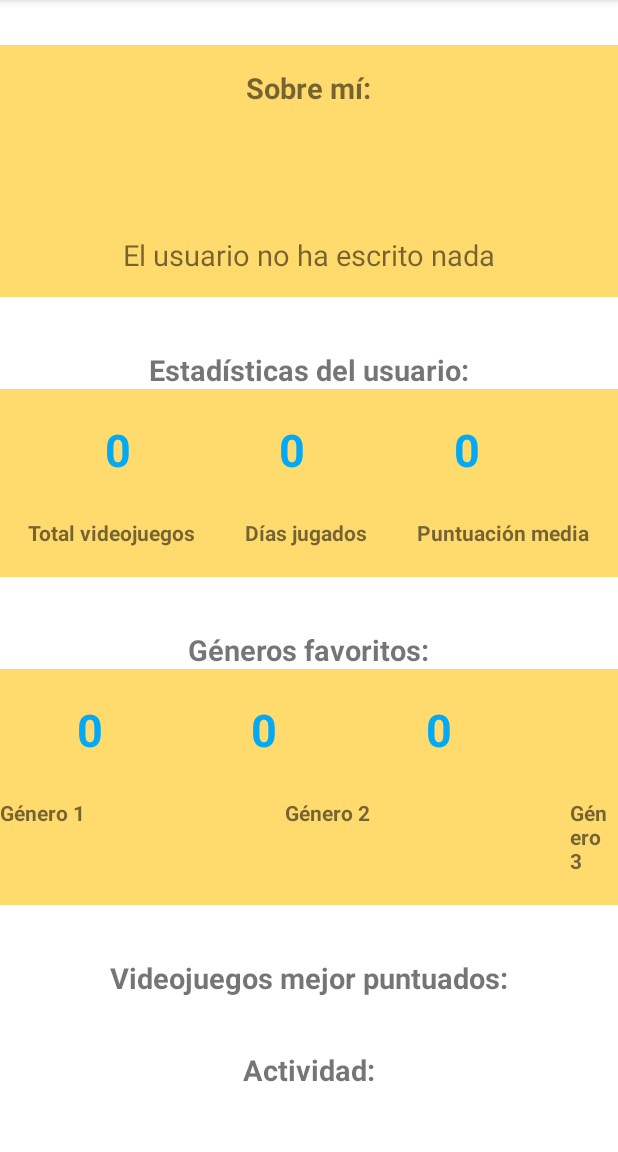
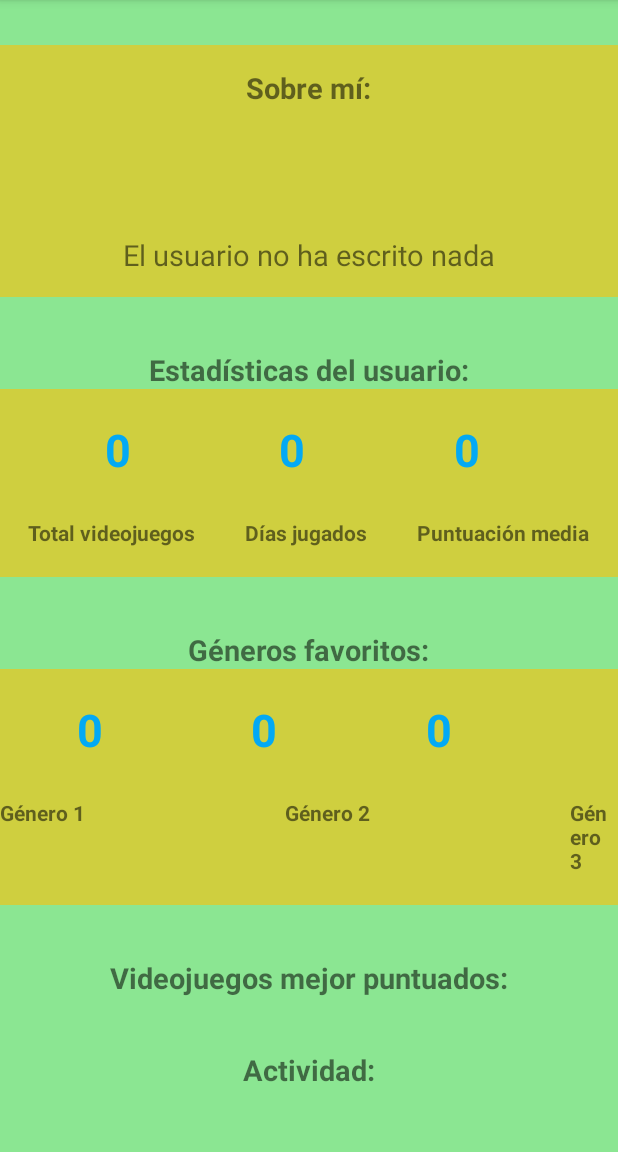
Before and after one commit to ricardobar96/proyecto-final-ricardo-daniel, an Android app: the ReviewsProfileActivity screen opened directly, with no data from a screen before it, in the options menu, after a tap on "Perfil", on a phone screen of 412 x 824 dp, the part 84-1236 px from its top. Run offline under Robolectric (Android 15) with nearby library versions, the phone set to English and light mode, and no system bars; our stand-ins replace Picasso; pictures from the network do not load; 4 statements that could not run were skipped.

Commit message:
Implementada funcionalidad de seguir y dejar de seguir a un usuario mediante el botón Follow/Unfollow, según el caso

```diff
--- a/Player2Android/app/src/main/java/es/system/daniel/player2android/activities/GamesProfileActivity.java
+++ b/Player2Android/app/src/main/java/es/system/daniel/player2android/activities/GamesProfileActivity.java
@@ -72,6 +72,7 @@ public class GamesProfileActivity extends AppCompatActivity {
 
         String color = usuarioLogin.getColor();
 
+        if(color!=null){
             if(color.equals("LightSalmon")){
                 getWindow().getDecorView().setBackgroundColor((Color. rgb(230,146,146)));
             }
@@ -79,6 +80,10 @@ public class GamesProfileActivity extends AppCompatActivity {
                 getWindow().getDecorView().setBackgroundColor((Color. rgb(146,208,230)));
             }
             if(color.equals("DarkSeaGreen")){
+                getWindow().getDecorView().setBackgroundColor((Color. rgb(139,230,146)));
+            }
+        }
+        else{
             getWindow().getDecorView().setBackgroundColor((Color. rgb(139,230,146)));
         }
 
--- a/Player2Android/app/src/main/java/es/system/daniel/player2android/activities/ReviewsProfileActivity.java
+++ b/Player2Android/app/src/main/java/es/system/daniel/player2android/activities/ReviewsProfileActivity.java
@@ -50,15 +50,18 @@ public class ReviewsProfileActivity extends AppCompatActivity {
 
         usuarioLogin = (Usuario) getIntent().getSerializableExtra("usuarioLogin");
 
-        if(usuarioLogin != null){
-            color = usuarioLogin.getColor();
-        }
+        String color = usuarioLogin.getColor();
 
-        if(color.equals("LightSalmon")){
-            getWindow().getDecorView().setBackgroundColor((Color. rgb(230,146,146)));
-        }
-        if(color.equals("lightsteelblue")){
-            getWindow().getDecorView().setBackgroundColor((Color. rgb(146,208,230)));
+        if(color!=null){
+            if(color.equals("LightSalmon")){
+                getWindow().getDecorView().setBackgroundColor((Color. rgb(230,146,146)));
+            }
+            if(color.equals("lightsteelblue")){
+                getWindow().getDecorView().setBackgroundColor((Color. rgb(146,208,230)));
+            }
+            if(color.equals("DarkSeaGreen")){
+                getWindow().getDecorView().setBackgroundColor((Color. rgb(139,230,146)));
+            }
         }
         else{
             getWindow().getDecorView().setBackgroundColor((Color. rgb(139,230,146)));
--- a/Player2Android/app/src/main/java/es/system/daniel/player2android/connection/UsuarioService.java
+++ b/Player2Android/app/src/main/java/es/system/daniel/player2android/connection/UsuarioService.java
@@ -41,4 +41,12 @@ public interface UsuarioService {
 
     @DELETE("v1/usuario/{id}")
     Call<Usuario> deleteUsuario(@Path("id") Integer id, @Header("Authorization") String authHeader);
+
+    @Headers("Content-Type: application/json")
+    @POST("v1/usuario/{idUsuario}/follow/{idToFollow}")
+    Call<Usuario> followUser(@Path("idUsuario") Integer idUsuarioActual, @Path("idToFollow") Integer idUsuarioAjeno, @Header("Authorization") String authHeader);
+
+    @DELETE("v1/usuario/{idUsuario}/follow/{idToFollow}")
+    Call<Usuario> unfollowUser(@Path("idUsuario") Integer idUsuarioActual, @Path("idToFollow") Integer idUsuarioAjeno, @Header("Authorization") String authHeader);
+
 }
--- a/Player2Android/app/src/main/res/layout/activity_mainprofile.xml
+++ b/Player2Android/app/src/main/res/layout/activity_mainprofile.xml
@@ -48,7 +48,7 @@
 
                 <Button
                     android:id="@+id/idButtonFollowUser"
-                    android:layout_width="100dp"
+                    android:layout_width="130dp"
                     android:layout_height="50dp"
                     android:layout_marginTop="5dp"
                     android:layout_marginLeft="5dp"
@@ -56,7 +56,7 @@
                     android:layout_toRightOf="@id/avatarUserImageProfileView"
                     android:backgroundTint="#FF9800"
                     android:onClick="followUser"
-                    android:text="Seguir" />
+                    android:text="FOLLOW" />
 
                 <TextView
                     android:id="@+id/idMainInfoUser"
```
Also changed, not shown: Player2Android/app/src/main/java/es/system/daniel/player2android/activities/MainProfileActivity.java (+70 -0 lines), Player2Android/app/src/main/java/es/system/daniel/player2android/activities/SettingsActivity.java (+10 -5 lines), Player2Android/app/src/main/java/es/system/daniel/player2android/activities/SocialActivity.java (+10 -5 lines). Lines whose indentation alone changed are shown as unchanged.
